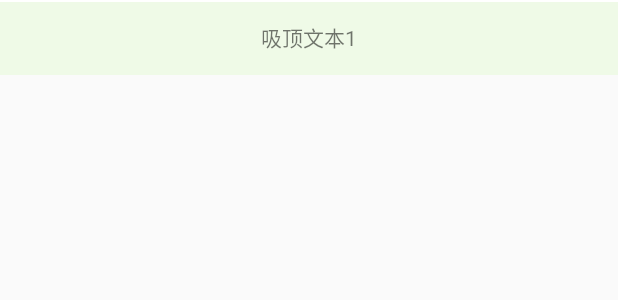
After one commit to hgdsys007/PracticeDemo, an Android app: the layout item_ui.xml on its own in the app's theme, with its tools: preview values and no code run, on a phone screen of 412 x 824 dp. The commit adds this screen. Shown: the top 300 px of the screen. Run offline under Robolectric (Android 15) with nearby library versions, the phone set to English and light mode, and no system bars.

Commit message:
recyclerView 悬浮吸顶和刷新

```diff
--- a/app/src/main/AndroidManifest.xml
+++ b/app/src/main/AndroidManifest.xml
@@ -18,6 +18,8 @@
             </intent-filter>
         </activity>
         <activity android:name=".activity.AnamorphismActivity" />
+
+        <activity android:name=".activity.StickyHeaderActivity" />
     </application>
 
 </manifest>
--- /dev/null
+++ b/app/src/main/res/layout/item_ui.xml
@@ -0,0 +1,44 @@
+<?xml version="1.0" encoding="utf-8"?>
+<FrameLayout xmlns:android="http://schemas.android.com/apk/res/android"
+    android:layout_width="match_parent"
+    android:layout_height="wrap_content"
+    android:background="#fff"
+    android:orientation="vertical">
+
+    <RelativeLayout
+        android:layout_marginLeft="5dp"
+        android:layout_marginRight="5dp"
+        android:id="@+id/rl_content_wrapper"
+        android:layout_width="match_parent"
+        android:layout_height="30dp">
+
+        <TextView
+            android:id="@+id/name"
+            android:layout_centerVertical="true"
+            android:layout_width="wrap_content"
+            android:layout_height="wrap_content" />
+
+        <TextView
+            android:id="@+id/auto"
+            android:layout_centerVertical="true"
+            android:layout_width="wrap_content"
+            android:layout_height="wrap_content"
+            android:layout_alignParentRight="true" />
+
+    </RelativeLayout>
+
+    <TextView
+        android:id="@+id/tv_sticky_header_view"
+        android:layout_width="match_parent"
+        android:layout_height="50dp"
+        android:background="#EFFAE7"
+        android:gravity="center"
+        android:text="吸顶文本1" />
+
+    <View
+        android:layout_width="match_parent"
+        android:layout_height="1dp"
+        android:layout_alignParentBottom="true"
+        android:background="#ffffff" />
+
+</FrameLayout>
```
Also changed, not shown: app/src/main/java/com/lzz/studtdemo/Bean/StickyBean.java (added, +14 -0 lines), app/src/main/java/com/lzz/studtdemo/MainActivity.java (+15 -3 lines), app/src/main/java/com/lzz/studtdemo/activity/StickyHeaderActivity.java (added, +153 -0 lines), app/src/main/java/com/lzz/studtdemo/adapter/StickyExampleAdapter.java (added, +84 -0 lines), app/src/main/res/layout/activity_main.xml (+8 -1 lines), app/src/main/res/layout/activity_sticky_head.xml (added, +53 -0 lines).
